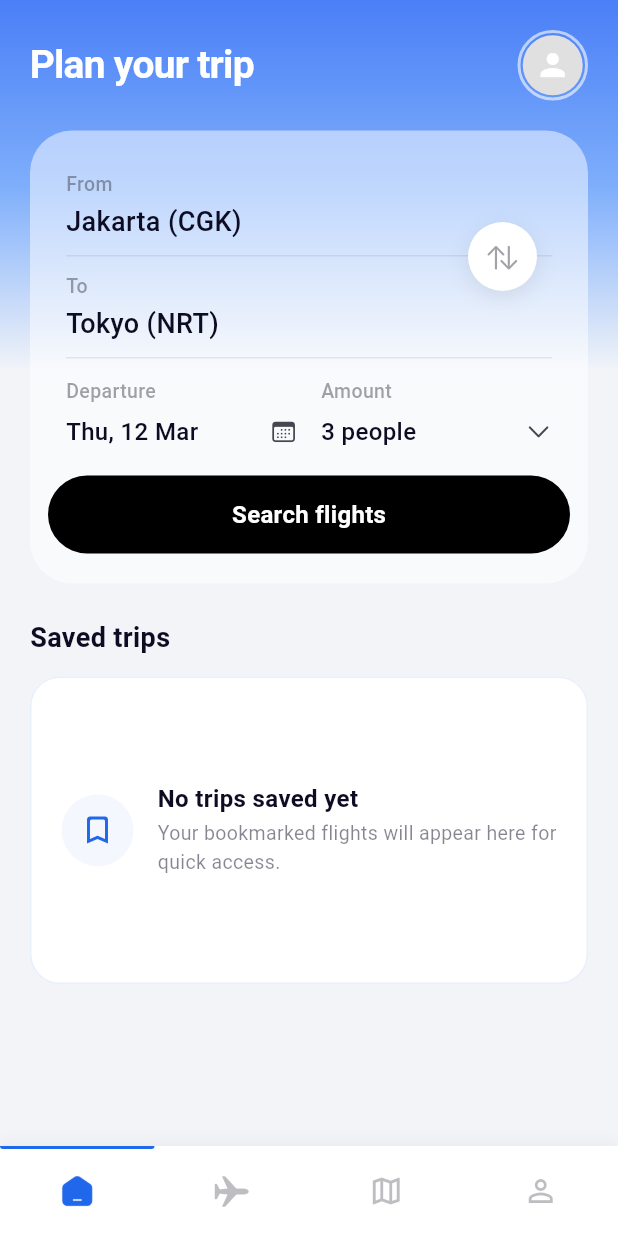
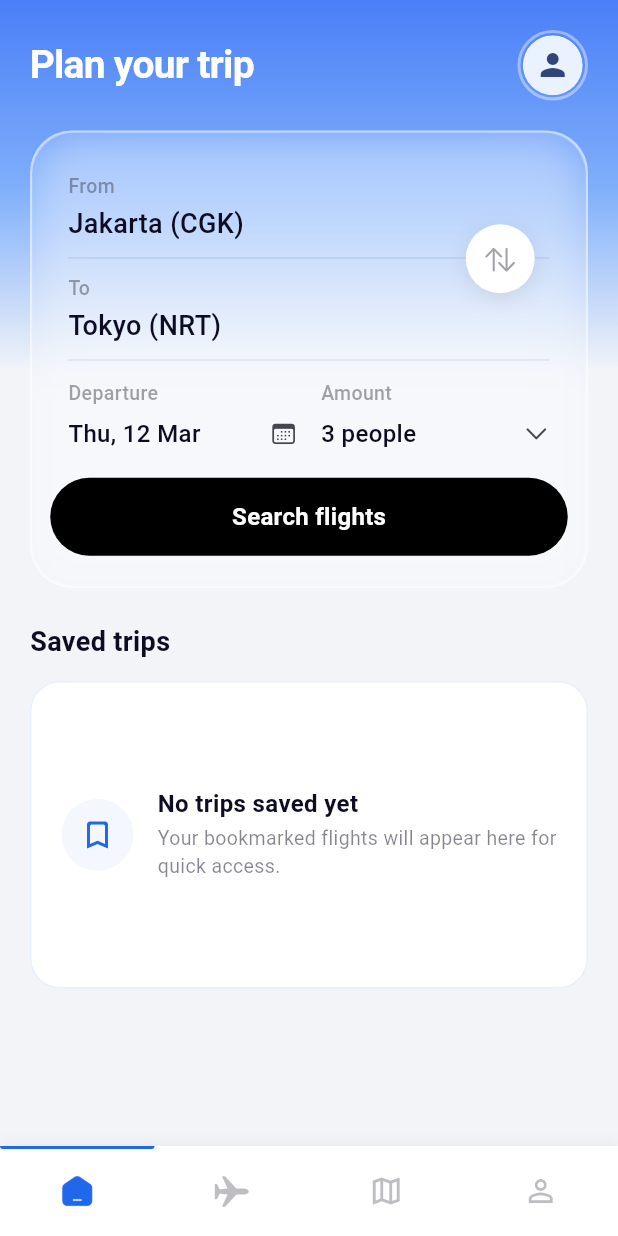
Before and after one commit to Syak1234/flight_app, a Flutter app: the screen it shows after launch, on a phone screen of 412 x 824 dp. Run offline on Flutter 3.47's test engine with Material 3 defaults, Android fonts, the phone set to English and light mode, and no system bars; drawn by our look-alikes of cached_network_image; our stand-ins replace barcode_widget, connectivity_plus, device_preview, dio, get_it, go_router and 1 more; missing offline and left inert: dio_cache_interceptor, dio_smart_retry; accounts and stored records are empty; network calls fail; Roboto replaces fonts that are missing (Mona Sans).

Commit message:
functionality add

```diff
--- a/lib/features/home/presentation/screens/home_screen.dart
+++ b/lib/features/home/presentation/screens/home_screen.dart
@@ -1,3 +1,4 @@
+import 'dart:ui';
 import 'package:cached_network_image/cached_network_image.dart';
 import 'package:flight_app/core/constants/app_strings.dart';
 import 'package:flutter/cupertino.dart';
@@ -99,20 +100,22 @@ class _HomeScreenState extends State<HomeScreen> {
       padding: const EdgeInsets.all(1.5),
       decoration: BoxDecoration(
         shape: BoxShape.circle,
-        border: Border.all(
-          color: Colors.white.withValues(alpha: 0.6),
-          width: 2,
-        ),
+        border: Border.all(color: Colors.white.withOpacity(0.4), width: 2),
       ),
-      child: CachedNetworkImage(
-        imageUrl: AppStrings.userImage,
-        imageBuilder: (context, imageProvider) =>
-            CircleAvatar(radius: 20, backgroundImage: imageProvider),
-        placeholder: (context, url) => const _ShimmerCircle(radius: 20),
-        errorWidget: (context, url, error) => const CircleAvatar(
-          radius: 20,
-          backgroundColor: Color(0xFFE0E0E0),
-          child: Icon(Icons.person, color: Colors.white, size: 24),
+      child: ClipOval(
+        child: BackdropFilter(
+          filter: ImageFilter.blur(sigmaX: 5, sigmaY: 5),
+          child: Container(
+            color: Colors.white.withOpacity(0.1),
+            child: CachedNetworkImage(
+              imageUrl: AppStrings.userImage,
+              imageBuilder: (context, imageProvider) =>
+                  CircleAvatar(radius: 20, backgroundImage: imageProvider),
+              placeholder: (context, url) => const _ShimmerCircle(radius: 20),
+              errorWidget: (context, url, error) =>
+                  const CircleAvatar(radius: 20, child: Icon(Icons.person)),
+            ),
+          ),
         ),
       ),
     );
--- a/lib/features/home/presentation/widgets/search_form_card.dart
+++ b/lib/features/home/presentation/widgets/search_form_card.dart
@@ -100,22 +100,12 @@ class _SearchFormCardState extends State<SearchFormCard>
       builder: (context) {
         return StatefulBuilder(
           builder: (context, setModalState) {
-            return ClipRRect(
+            return Container(
+              height: MediaQuery.of(context).size.height * 0.65,
+              decoration: BoxDecoration(
+                color: colorScheme.surface,
                 borderRadius: const BorderRadius.vertical(
                   top: Radius.circular(32),
-              ),
-              child: BackdropFilter(
-                filter: ImageFilter.blur(sigmaX: 12, sigmaY: 12),
-                child: Container(
-                  height: MediaQuery.of(context).size.height * 0.65,
-                  decoration: BoxDecoration(
-                    color: colorScheme.surface.withValues(alpha: 0.8),
-                    borderRadius: const BorderRadius.vertical(
-                      top: Radius.circular(32),
-                    ),
-                    border: Border.all(
-                      color: Colors.white.withValues(alpha: 0.2),
-                      width: 1,
                 ),
               ),
               child: Column(
@@ -149,7 +139,7 @@ class _SearchFormCardState extends State<SearchFormCard>
                         colorScheme: colorScheme.copyWith(
                           primary: AppColors.primary,
                           onPrimary: Colors.white,
-                              surface: Colors.transparent,
+                          surface: colorScheme.surface,
                         ),
                       ),
                       child: CalendarDatePicker(
@@ -168,8 +158,7 @@ class _SearchFormCardState extends State<SearchFormCard>
                       width: double.infinity,
                       height: 56,
                       child: ElevatedButton(
-                            onPressed: () =>
-                                Navigator.pop(context, selectedDate),
+                        onPressed: () => Navigator.pop(context, selectedDate),
                         style: ElevatedButton.styleFrom(
                           backgroundColor: Colors.black,
                           foregroundColor: Colors.white,
@@ -189,8 +178,6 @@ class _SearchFormCardState extends State<SearchFormCard>
                     ),
                   ),
                 ],
-                  ),
-                ),
               ),
             );
           },
@@ -311,11 +298,18 @@ class _SearchFormCardState extends State<SearchFormCard>
         return Container(
           margin: const EdgeInsets.symmetric(horizontal: 20),
           decoration: BoxDecoration(
-            color: Colors.white.withValues(alpha: 0.50),
+            color: Theme.of(context).colorScheme.surface.withValues(alpha: 0.4),
             borderRadius: BorderRadius.circular(28),
+            border: Border.all(
+              color:
+                  Theme.of(context).colorScheme.surface.withValues(alpha: 0.3),
+              width: 1.5,
+            ),
           ),
           child: ClipRRect(
             borderRadius: BorderRadius.circular(28),
+            child: BackdropFilter(
+              filter: ImageFilter.blur(sigmaX: 15, sigmaY: 15),
               child: Padding(
                 padding: const EdgeInsets.fromLTRB(0, 16, 0, 20),
                 child: Column(
@@ -334,6 +328,7 @@ class _SearchFormCardState extends State<SearchFormCard>
                       child: _buildSearchButton(context),
                     ),
                   ],
+                ),
               ),
             ),
           ),
```
Also changed, not shown: lib/features/flight_result/presentation/screens/flight_result_screen.dart (+142 -37 lines), lib/features/flight_result/presentation/viewmodel/flight_result_viewmodel.dart (+10 -0 lines), lib/features/flight_result/presentation/widgets/filter_chip_bar.dart (+28 -14 lines). Lines whose indentation alone changed are shown as unchanged.
